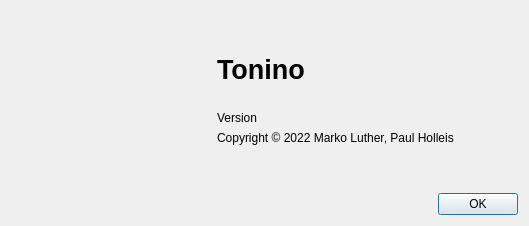
First picture: the form in src/ui/AboutDialogUI.ui, repository myTonino/Tonino-App, before the edit.
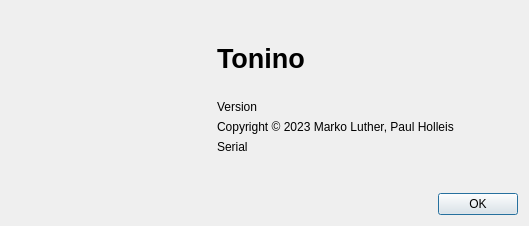
Second picture: the form after the edit. Icons and pictures are not drawn.

Commit message: - updates Python to 3.11 - adds typing annotations - fixes app logging - adds connected Tonino serial number to about dialog - adds support for Agtron default scale - updates axis limits - adds roast degree names - adds agtron.toni scale - bug fixes

What changed in the file:
```diff
--- a/src/ui/AboutDialogUI.ui
+++ b/src/ui/AboutDialogUI.ui
@@ -70,6 +70,7 @@
          <property name="font">
           <font>
            <pointsize>20</pointsize>
+           <weight>75</weight>
            <bold>true</bold>
           </font>
          </property>
@@ -98,7 +99,20 @@
        <item>
         <widget class="QLabel" name="copyrightLabel">
          <property name="text">
-          <string>Copyright © 2022 Marko Luther, Paul Holleis</string>
+          <string>Copyright © 2023 Marko Luther, Paul Holleis</string>
+         </property>
+        </widget>
+       </item>
+       <item>
+        <widget class="QLabel" name="serialLabel">
+         <property name="toolTip">
+          <string notr="true"/>
+         </property>
+         <property name="accessibleDescription">
+          <string notr="true"/>
+         </property>
+         <property name="text">
+          <string notr="true">Serial</string>
          </property>
         </widget>
        </item>
```
Left out of the diff: 8 changed lines with no effect on the pictures. The commit also changes 30 other files.
